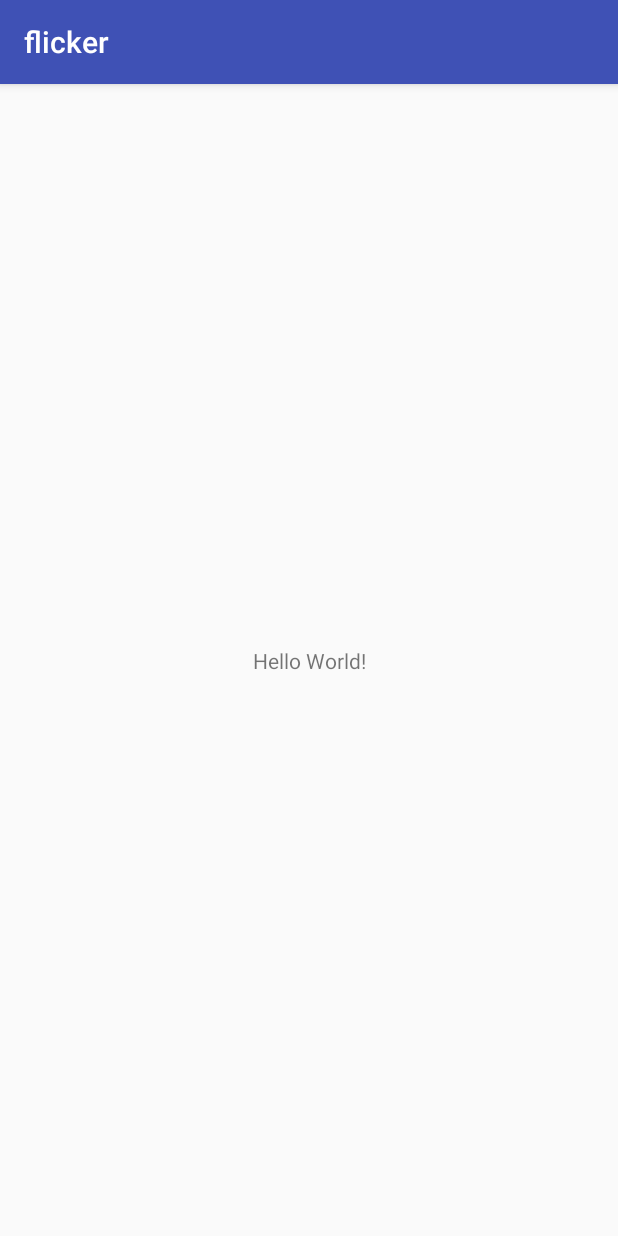
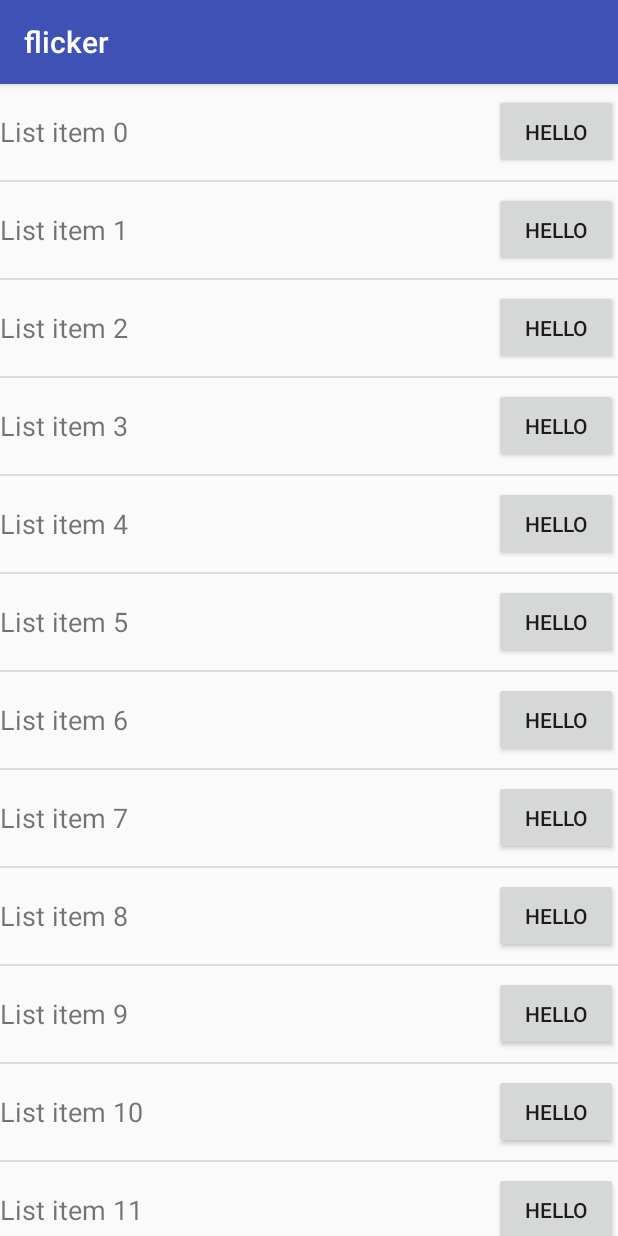
Before and after one commit to deepanshut041/flicker, an Android app: the screen it shows after launch (MainActivity), on a phone screen of 412 x 824 dp. Run offline under Robolectric (Android 15) with nearby library versions, the phone set to English and light mode, and no system bars.

Commit message:
Listview is populated with array adapter

```diff
--- a/app/build.gradle
+++ b/app/build.gradle
@@ -26,5 +26,6 @@ dependencies {
     })
     compile 'com.android.support:appcompat-v7:25.3.1'
     compile 'com.android.support.constraint:constraint-layout:1.0.2'
+    compile 'com.android.support:support-v4:25.3.1'
     testCompile 'junit:junit:4.12'
 }
--- a/app/src/main/java/com/example/deepn/flicker/ForecastFragment.java
+++ b/app/src/main/java/com/example/deepn/flicker/ForecastFragment.java
@@ -6,13 +6,17 @@ import android.support.v4.app.Fragment;
 import android.view.LayoutInflater;
 import android.view.View;
 import android.view.ViewGroup;
+import android.widget.ArrayAdapter;
+import android.widget.ListView;
+
+import java.util.ArrayList;
 
 
 /**
  * A simple {@link Fragment} subclass.
  */
 public class ForecastFragment extends Fragment {
-
+    public ArrayAdapter<String> mForecastAdapter ;
 
     public ForecastFragment() {
         // Required empty public constructor
@@ -23,7 +27,20 @@ public class ForecastFragment extends Fragment {
     public View onCreateView(LayoutInflater inflater, ViewGroup container,
                              Bundle savedInstanceState) {
         // Inflate the layout for this fragment
-        return inflater.inflate(R.layout.fragment_forecast, container, false);
+        View rootView = inflater.inflate(R.layout.fragment_forecast, container, false);
+
+        ListView listView = (ListView) rootView.findViewById(R.id.forecastList);
+        ArrayList<String> arrayList = new ArrayList<>();
+        for (int i = 0; i < 20; i++){
+            arrayList.add("List item " + i);
+        }
+        mForecastAdapter = new ArrayAdapter<String>(getContext(),
+                R.layout.forecast_textview,
+                R.id.forcasttextview,
+                arrayList);
+        listView.setAdapter(mForecastAdapter);
+
+        return rootView;
     }
 
 }
--- a/app/src/main/java/com/example/deepn/flicker/MainActivity.java
+++ b/app/src/main/java/com/example/deepn/flicker/MainActivity.java
@@ -1,5 +1,6 @@
 package com.example.deepn.flicker;
 
+import android.support.v4.app.Fragment;
 import android.support.v7.app.AppCompatActivity;
 import android.os.Bundle;
 
@@ -9,5 +10,7 @@ public class MainActivity extends AppCompatActivity {
     protected void onCreate(Bundle savedInstanceState) {
         super.onCreate(savedInstanceState);
         setContentView(R.layout.activity_main);
+        ForecastFragment forecastFargment = new ForecastFragment();
+        getSupportFragmentManager().beginTransaction().add(R.id.main_activity, forecastFargment).commit();
     }
 }
--- a/app/src/main/res/layout/activity_main.xml
+++ b/app/src/main/res/layout/activity_main.xml
@@ -4,15 +4,7 @@
     xmlns:tools="http://schemas.android.com/tools"
     android:layout_width="match_parent"
     android:layout_height="match_parent"
+    android:id="@+id/main_activity"
     tools:context="com.example.deepn.flicker.MainActivity">
 
-    <TextView
-        android:layout_width="wrap_content"
-        android:layout_height="wrap_content"
-        android:text="Hello World!"
-        app:layout_constraintBottom_toBottomOf="parent"
-        app:layout_constraintLeft_toLeftOf="parent"
-        app:layout_constraintRight_toRightOf="parent"
-        app:layout_constraintTop_toTopOf="parent" />
-
 </android.support.constraint.ConstraintLayout>
--- a/app/src/main/res/layout/forecast_textview.xml
+++ b/app/src/main/res/layout/forecast_textview.xml
@@ -1,5 +1,21 @@
 <?xml version="1.0" encoding="utf-8"?>
-<TextView xmlns:android="http://schemas.android.com/apk/res/android"
-    android:layout_width="match_parent" android:layout_height="match_parent">
 
-</TextView>
+<LinearLayout xmlns:android="http://schemas.android.com/apk/res/android"
+    android:layout_width="match_parent"
+    android:layout_height="?attr/listPreferredItemHeight"
+    android:gravity="center_vertical"
+    android:orientation="horizontal">
+    <TextView xmlns:android="http://schemas.android.com/apk/res/android"
+        android:layout_width="0dp"
+        android:layout_weight="4"
+        android:id="@+id/forcasttextview"
+        android:layout_height="match_parent"
+        android:gravity="center_vertical"
+        android:textSize="18sp">
+    </TextView>
+    <Button
+        android:layout_width="0dp"
+        android:layout_weight="1"
+        android:layout_height="50dp"
+        android:text="hello"/>
+</LinearLayout>
--- a/app/src/main/res/layout/fragment_forecast.xml
+++ b/app/src/main/res/layout/fragment_forecast.xml
@@ -5,9 +5,11 @@
     tools:context="com.example.deepn.flicker.ForecastFragment">
 
     <!-- TODO: Update blank fragment layout -->
-    <TextView
+    <ListView
         android:layout_width="match_parent"
         android:layout_height="match_parent"
-        android:text="@string/hello_blank_fragment" />
+        android:id="@+id/forecastList">
+
+    </ListView>
 
 </FrameLayout>
--- a/app/src/main/res/values/strings.xml
+++ b/app/src/main/res/values/strings.xml
@@ -1,3 +1,6 @@
 <resources>
     <string name="app_name">flicker</string>
+
+    <!-- TODO: Remove or change this placeholder text -->
+    <string name="hello_blank_fragment">Hello blank fragment</string>
 </resources>
```
